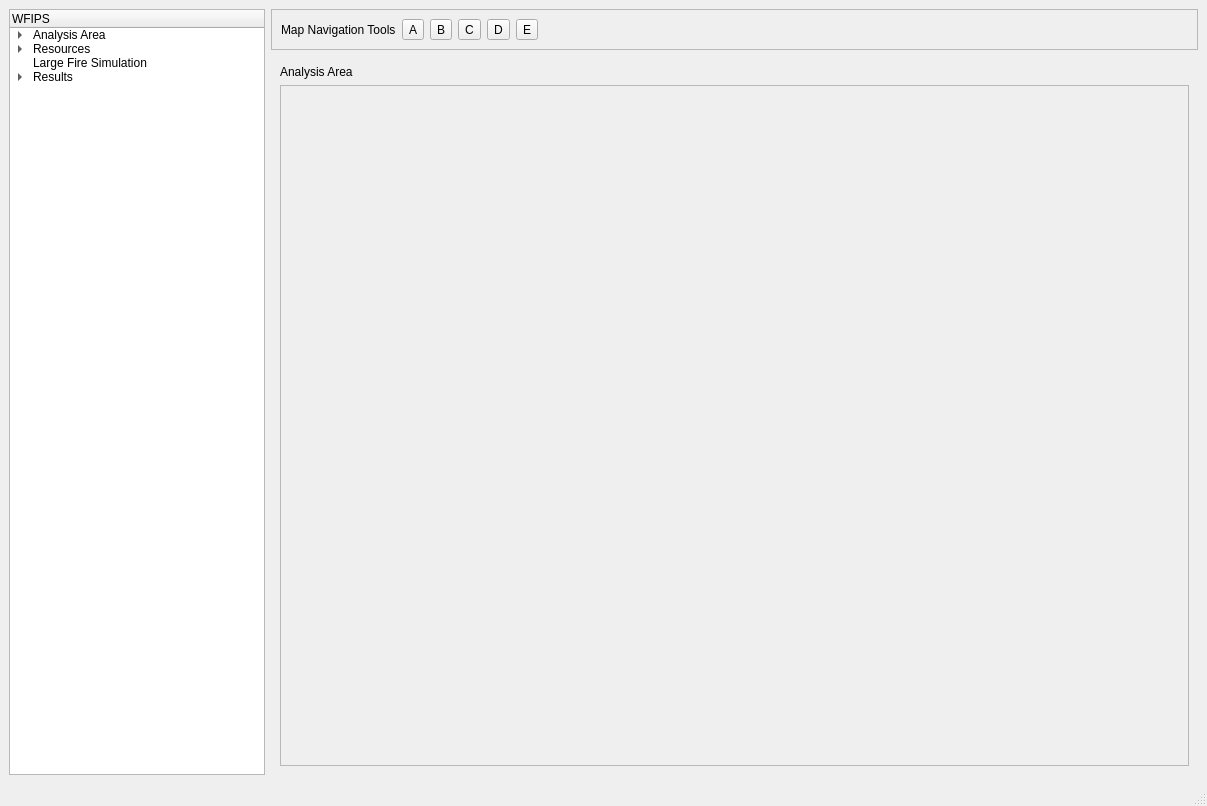
Above: irs/src/gui/wfipsmainwindow.ui from firelab/wfips before the change. Below: the same form after it.
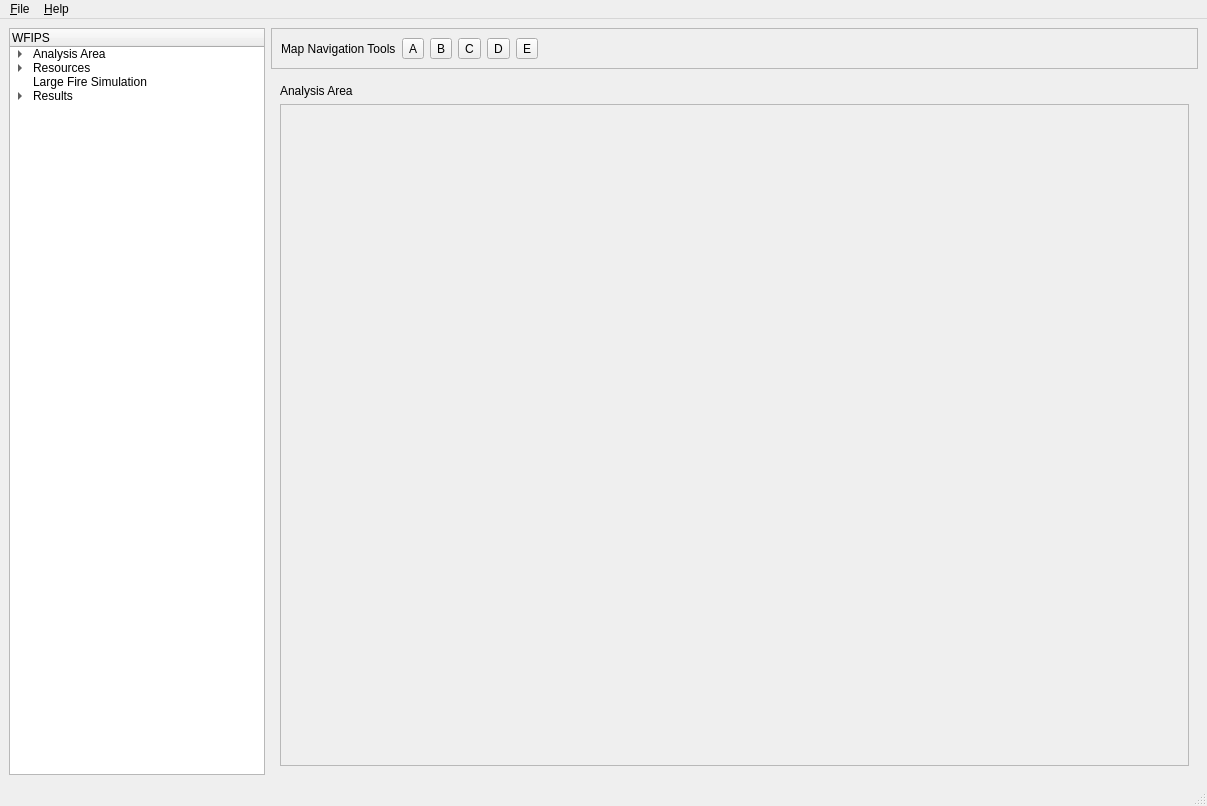
That is the form after the change.

What changed in the file:
```diff
--- a/irs/src/gui/wfipsmainwindow.ui
+++ b/irs/src/gui/wfipsmainwindow.ui
@@ -394,6 +394,18 @@
      <height>25</height>
     </rect>
    </property>
+   <widget class="QMenu" name="menu_File">
+    <property name="title">
+     <string>&amp;File</string>
+    </property>
+   </widget>
+   <widget class="QMenu" name="menu_Help">
+    <property name="title">
+     <string>&amp;Help</string>
+    </property>
+   </widget>
+   <addaction name="menu_File"/>
+   <addaction name="menu_Help"/>
   </widget>
   <widget class="QStatusBar" name="statusbar"/>
  </widget>
```
